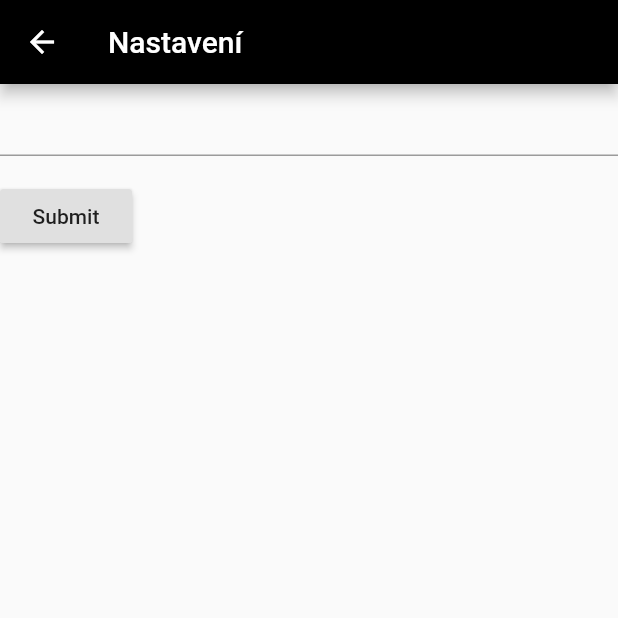
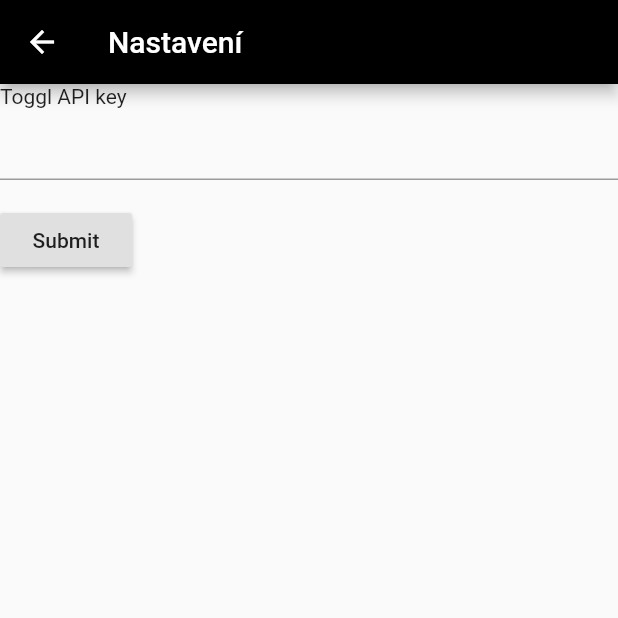
Before and after one commit to janmpeterka/flutter-api-runner, a Flutter app: the SettingsPage screen opened by its route, on a phone screen of 412 x 824 dp, the top half of it. Run offline on Flutter 3.47's test engine with Material 2 defaults, Android fonts, the phone set to English and light mode, and no system bars; our stand-ins replace fluttertoast, shared_preferences; missing offline and left inert: dart:ffi; accounts and stored records are empty.

Commit message:
Add form label

```diff
--- a/lib/settings_form.dart
+++ b/lib/settings_form.dart
@@ -54,6 +54,7 @@ class _SettingsFormState extends State<SettingsForm> {
       child: Column(
         crossAxisAlignment: CrossAxisAlignment.start,
         children: <Widget>[
+          Text("Toggl API key"),
           TextFormField(
             controller: _togglTokenController,
             validator: (value) {
```
